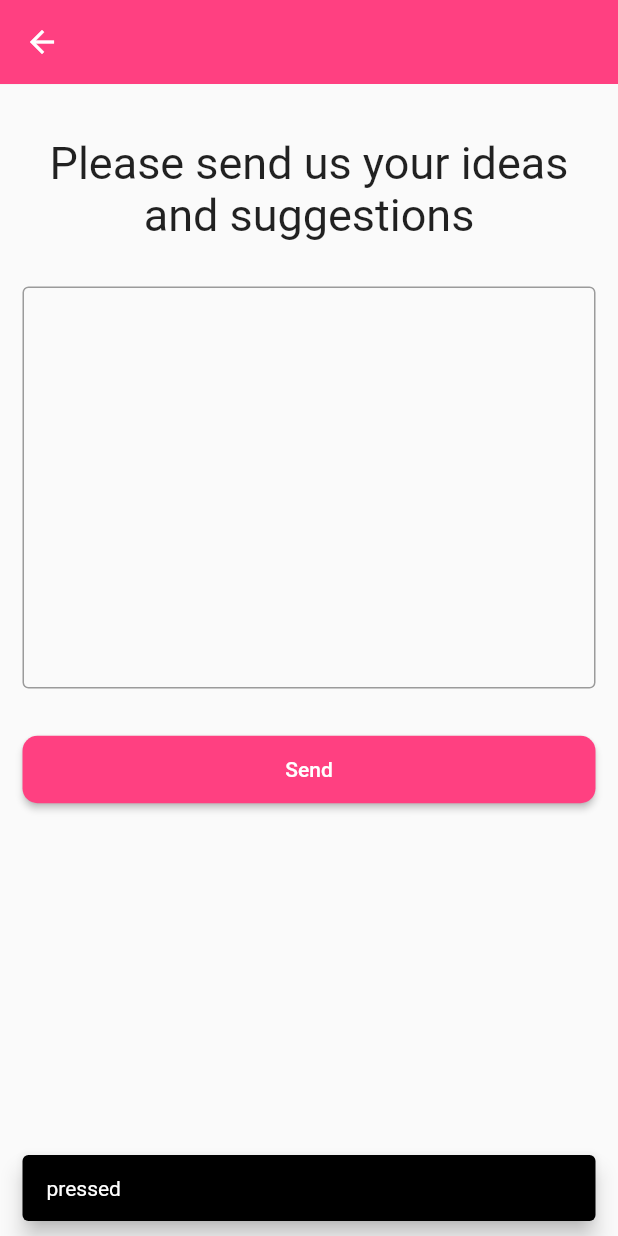
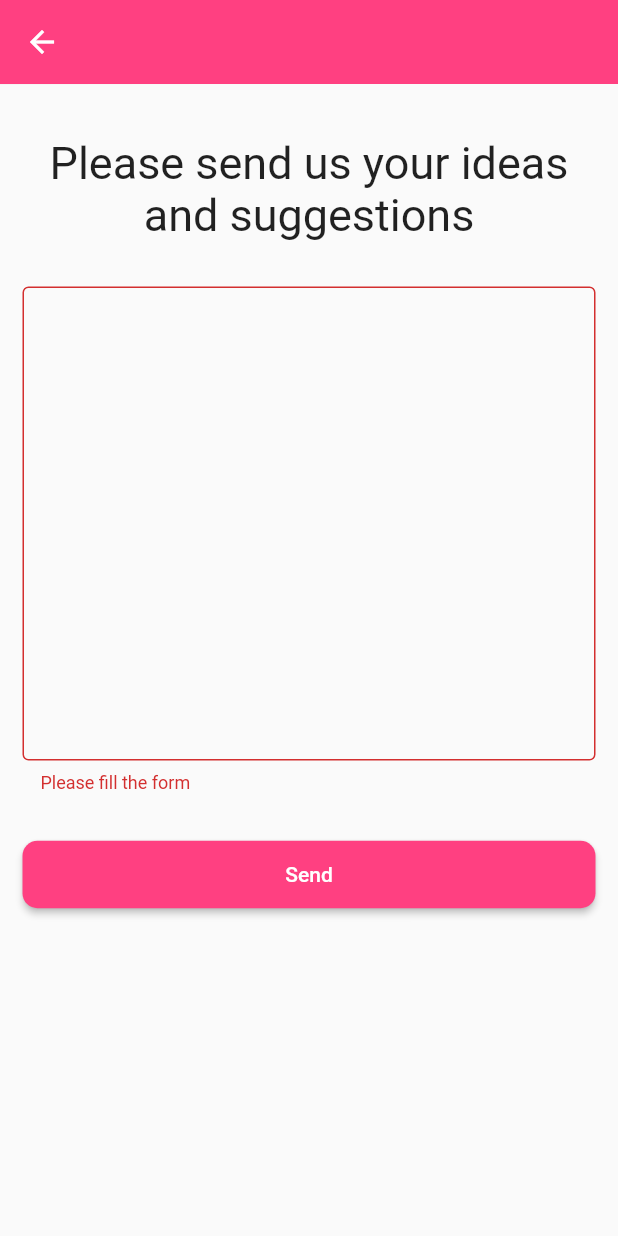
Before and after one commit to DAB-Co/jam-mobile, a Flutter app: the ContactUs screen opened by its route, after a tap on "Send", on a phone screen of 412 x 824 dp. Run offline on Flutter 3.47's test engine with Material 2 defaults, Android fonts, the phone set to English and light mode, and no system bars; our stand-ins replace device_info_plus, firebase_core, firebase_messaging, flutter_local_notifications, hive, hive_flutter and 1 more; missing offline and left inert: mqtt_client; accounts and stored records are empty; statements that could not run were skipped.

Commit message:
contact us page network call

```diff
--- a/lib/config/app_url.dart
+++ b/lib/config/app_url.dart
@@ -7,6 +7,7 @@ class AppUrl {
   static const String forgotPassword = apiUrl + "/forgot-password";
   static const String friends = apiUrl + "/friends";
   static const String logout = apiUrl + "/logout";
+  static const String suggestion = apiUrl + "/suggestion";
 
   static const String mqttURL = "rocketdodgegame.com";
   static const int mqttPort = 41371;
--- a/lib/pages/contact_us.dart
+++ b/lib/pages/contact_us.dart
@@ -1,17 +1,43 @@
 import 'package:flutter/material.dart';
+import 'package:jam/models/user.dart';
+import 'package:jam/network/contact_us_network.dart';
+import 'package:jam/providers/user_provider.dart';
+import 'package:jam/util/validators.dart';
 import 'package:jam/widgets/form_widgets.dart';
 import 'package:jam/widgets/show_snackbar.dart';
+import 'package:provider/provider.dart';
 
 class ContactUs extends StatelessWidget {
   @override
   Widget build(BuildContext context) {
+    User user = Provider.of<UserProvider>(context).user!;
+
+    final formKey = new GlobalKey<FormState>();
+    String? _input;
+
+    var doSend = () {
+      final form = formKey.currentState!;
+      if (form.validate()) {
+        form.save();
+        showSnackBar(context, "sending...", duration: 1);
+        sendContactUsRequest(user, _input).then((isSuccessful) {
+          if (isSuccessful) {
+            showSnackBar(context, "successfully sent");
+          } else {
+            showSnackBar(context, "could not send");
+          }
+        });
+      }
+    };
+
     return Scaffold(
       appBar: AppBar(
         backgroundColor: Colors.pinkAccent,
         title: Text(""),
         elevation: 0.1,
       ),
-      body: Column(
+      body: SingleChildScrollView(
+        child: Column(
           children: [
             SizedBox(height: 20),
             Padding(
@@ -25,23 +51,30 @@ class ContactUs extends StatelessWidget {
             Padding(
               padding: const EdgeInsets.all(15.0),
               child: Container(
-              child: TextField(
+                child: Form(
+                  key: formKey,
+                  child: TextFormField(
                     minLines: 12,
                     maxLines: null,
+                    validator: validateNotEmpty,
+                    onSaved: (value) => _input = value,
                     keyboardType: TextInputType.multiline,
                     decoration: InputDecoration(
                       border: OutlineInputBorder(),
                     ),
-                style: TextStyle(),
+                    style: TextStyle(
+                      fontSize: 20,
+                    ),
+                  ),
                 ),
               ),
             ),
             Padding(
               padding: const EdgeInsets.all(15.0),
-            child:
-                longButtons("Send", () => {showSnackBar(context, "pressed")}),
+              child: longButtons("Send", doSend),
             ),
           ],
+        ),
       ),
     );
   }
--- a/lib/util/validators.dart
+++ b/lib/util/validators.dart
@@ -51,3 +51,11 @@ String? validateUsername(String? value) {
 
   return _msg;
 }
+
+String? validateNotEmpty(String? value) {
+  String? _msg;
+  if (value == null || value == "") {
+    _msg = "Please fill the form";
+  }
+  return _msg;
+}
--- a/lib/widgets/show_snackbar.dart
+++ b/lib/widgets/show_snackbar.dart
@@ -1,10 +1,10 @@
 import 'package:flutter/material.dart';
 
-void showSnackBar(BuildContext context, String message) {
+void showSnackBar(BuildContext context, String message, {int duration: 3}) {
   ScaffoldMessenger.of(context).showSnackBar(
     SnackBar(
       content: Text(message),
-      duration: Duration(seconds: 3),
+      duration: Duration(seconds: duration),
       behavior: SnackBarBehavior.floating,
       backgroundColor: Colors.black,
       // action: SnackBarAction(label: 'Dismiss', onPressed: scaffold.hideCurrentSnackBar),
```
Also changed, not shown: lib/network/contact_us_network.dart (added, +34 -0 lines). Lines whose indentation alone changed are shown as unchanged.
